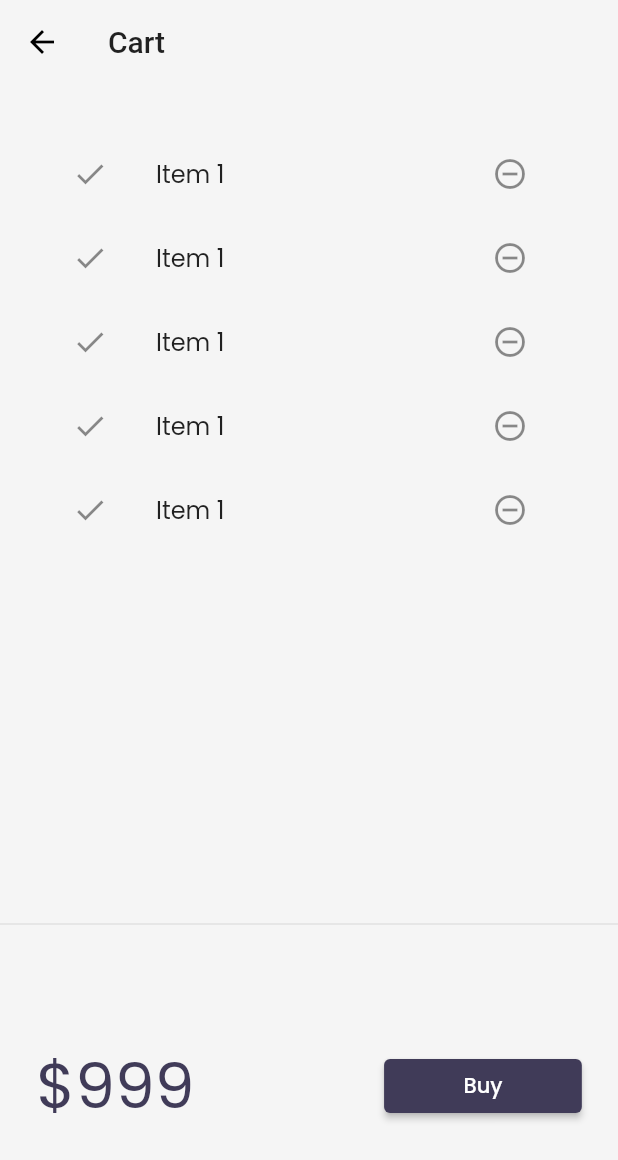
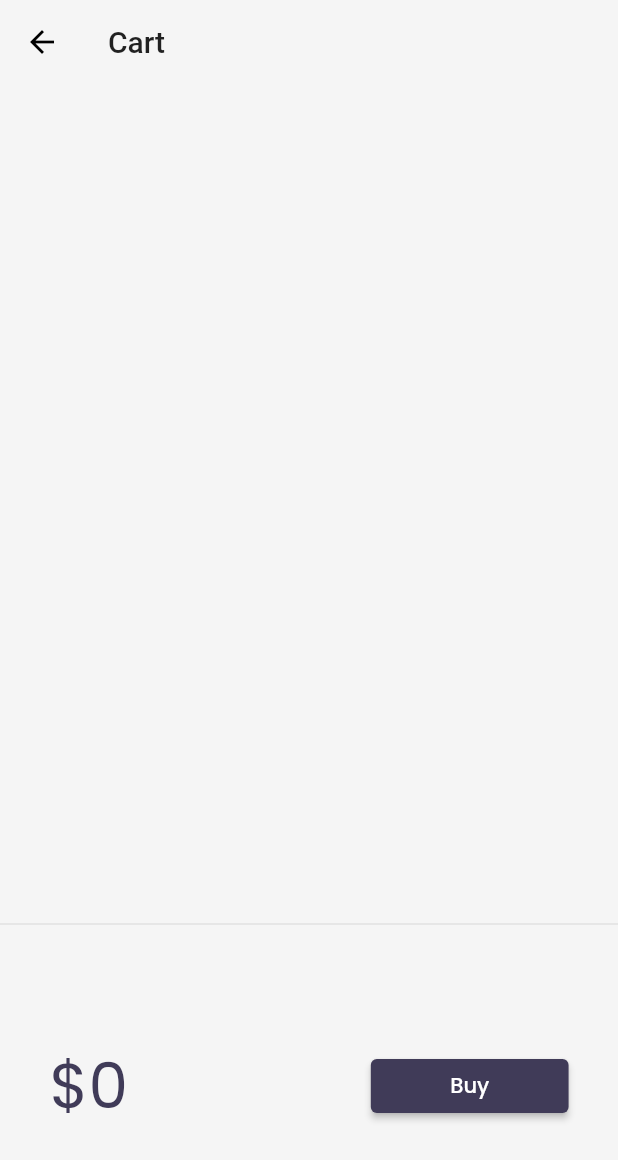
Before and after one commit to dwaipayan7/FlutterAvailable, a Flutter app: the HomePage screen opened by its route, after a tap on an icon or button, on a phone screen of 412 x 824 dp. Shown: the top 1160 px of the screen. Run offline on Flutter 3.47's test engine with Material 2 defaults, Android fonts, the phone set to English and light mode, and no system bars; our stand-ins replace google_fonts, velocity_x; network calls fail.

Commit message:
Day 24 completed

```diff
--- a/lib/models/cart.dart
+++ b/lib/models/cart.dart
@@ -1,30 +1,41 @@
 import 'package:demo_flutter/models/catalog.dart';
 
 class CartModel {
-  late CatalogModel _catalog;
+  static final cartModel = CartModel._internal();
+  CartModel._internal();
 
+  factory CartModel() => cartModel;
+
+  // catalog field
+ late CatalogModel _catalog;
+
+  // Collection of IDs - store Ids of each item
   final List<int> _itemIds = [];
 
+  // Get Catalog
   CatalogModel get catalog => _catalog;
-
-  int? get id => null;
 
   set catalog(CatalogModel newCatalog) {
     assert(newCatalog != null);
     _catalog = newCatalog;
   }
 
-  List<Item> get items => _itemIds.map((e) => _catalog.getById(id!)).toList();
+  // Get items in the cart
+  List<Item> get items => _itemIds.map((id) => _catalog.getById(id)).toList();
 
+  // Get total price
   num get totalPrice =>
       items.fold(0, (total, current) => total + current.price);
+
+  // Add Item
 
   void add(Item item) {
     _itemIds.add(item.id);
   }
 
+  // Remove Item
+
   void remove(Item item) {
     _itemIds.remove(item.id);
-
   }
 }
--- a/lib/models/catalog.dart
+++ b/lib/models/catalog.dart
@@ -1,15 +1,19 @@
 import 'dart:convert';
+class CatalogModel {
+  static final catModel = CatalogModel._internal();
 
-class CatalogModel {
-  static List<Item> items = "" as List<Item>;
+  CatalogModel._internal();
 
-  //get item by id
+  factory CatalogModel() => catModel;
 
+ static List<Item> items = "" as List<Item>;
+
+  // Get Item by ID
   Item getById(int id) =>
       items.firstWhere((element) => element.id == id, orElse: null);
 
-  // get item by position
-  List<Item> getByPosition(int pos) => items;
+  // Get Item by position
+  Item getByPosition(int pos) => items[pos];
 }
 
 class Item {
@@ -59,6 +63,9 @@ class Item {
   }
 
   factory Item.fromMap(Map<String, dynamic> map) {
+    // ignore: unnecessary_null_comparison
+    if (map == null) return Item.fromMap(map);
+
     return Item(
       id: map['id'],
       name: map['name'],
--- a/lib/pages/cart_page.dart
+++ b/lib/pages/cart_page.dart
@@ -1,3 +1,5 @@
+import 'package:demo_flutter/models/cart.dart';
+import 'package:demo_flutter/models/catalog.dart';
 import 'package:flutter/material.dart';
 import 'package:velocity_x/velocity_x.dart';
 
@@ -24,16 +26,18 @@ class CartPage extends StatelessWidget {
 }
 
 class _CartTotal extends StatelessWidget {
-  const _CartTotal({super.key});
+
+   const _CartTotal();
 
   @override
   Widget build(BuildContext context) {
+    final _cart = CartModel();
     return SizedBox(
       height: 200,
       child: Row(
         mainAxisAlignment: MainAxisAlignment.spaceAround,
         children: [
-          "\$999".text.xl5.color(context.theme.accentColor).make(),
+          "\$${_cart.totalPrice}".text.xl5.color(context.theme.accentColor).make(),
           30.widthBox,
           ElevatedButton(
                   onPressed: () {
@@ -59,15 +63,16 @@ class _CartList extends StatefulWidget {
 }
 
 class __CartListState extends State<_CartList> {
+  final _cart = CartModel();
   @override
   Widget build(BuildContext context) {
     return ListView.builder(
-      itemCount: 5,
+      itemCount: _cart.items.length,
       itemBuilder: (context, index) => ListTile(
         leading: Icon(Icons.done),
         trailing: IconButton(
-            onPressed: () {}, icon: Icon(Icons.remove_circle_outline)),
-        title: "Item 1".text.make(),
+            onPressed: () {}, icon: const Icon(Icons.remove_circle_outline)),
+        title: _cart.items[index].name.text.make(),
       ),
     );
   }
--- a/lib/widgets/home_widgets/catalog_list.dart
+++ b/lib/widgets/home_widgets/catalog_list.dart
@@ -1,3 +1,4 @@
+import 'package:demo_flutter/models/cart.dart';
 import 'package:demo_flutter/models/catalog.dart';
 import 'package:demo_flutter/pages/home_detail_page.dart';
 import 'package:flutter/material.dart';
@@ -26,12 +27,11 @@ class CatalogList extends StatelessWidget {
 }
 
 class CatalogItem extends StatelessWidget {
-  const CatalogItem({
-    Key? key,
-    required this.catalog,
-  })  : assert(catalog != null),
+  final Item catalog;
+
+  const CatalogItem({Key? key, required this.catalog})
+      : assert(catalog != null),
         super(key: key);
-  final Item catalog;
 
   @override
   Widget build(BuildContext context) {
@@ -57,19 +57,48 @@ class CatalogItem extends StatelessWidget {
                 buttonPadding: EdgeInsets.zero,
                 children: [
                   "\$${catalog.price}".text.bold.xl.make(),
-                ElevatedButton(
-                    onPressed: () {},
-                    style: ButtonStyle(
-                        backgroundColor:
-                            MaterialStateProperty.all(context.theme.buttonColor),
-                        shape:
-                            MaterialStateProperty.all(const StadiumBorder())),
-                    child: "Buy".text.make())
+                  _AddToCart(catalog: catalog)
                 ],
               ).pOnly(right: 8.0)
             ],
           ))
         ],
-    )).color(context.cardColor).roundedLg.square(150).make().py16();
+      ),
+    ).color(context.cardColor).rounded.square(150).make().py16();
   }
 }
+
+class _AddToCart extends StatefulWidget {
+  final Item catalog;
+  const _AddToCart({
+    Key? key,
+    required this.catalog,
+  }) : super(key: key);
+
+  @override
+  __AddToCartState createState() => __AddToCartState();
+}
+
+class __AddToCartState extends State<_AddToCart> {
+  bool isAdded = false;
+
+  @override
+  Widget build(BuildContext context) {
+    return ElevatedButton(
+      onPressed: () {
+        isAdded = isAdded.toggle();
+        final _catalog = CatalogModel();
+        final _cart = CartModel();
+        _cart.catalog = _catalog;
+        _cart.add(widget.catalog);
+        setState(() {});
+      },
+      style: ButtonStyle(
+          backgroundColor: MaterialStateProperty.all(context.theme.buttonColor),
+          shape: MaterialStateProperty.all(
+            StadiumBorder(),
+          )),
+      child: isAdded ? Icon(Icons.done) : "Add to cart".text.make(),
+    );
+  }
+}
```
Lines whose indentation alone changed are shown as unchanged.
